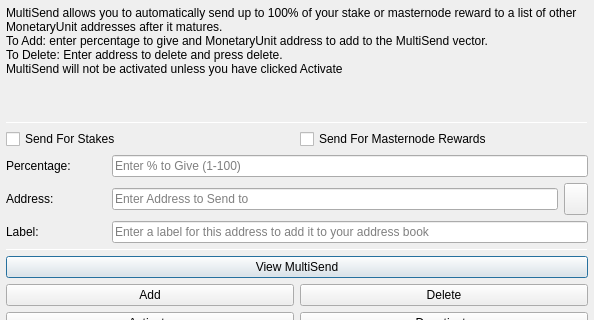
Old version of the form src/qt/forms/multisenddialog.ui in the repository theboldproject/BOLD; both pictures show x 0 to 594 and y 0 to 320 of the 594 by 526 pixel window.
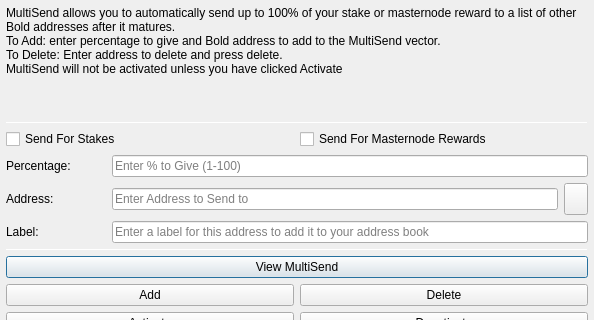
New version of the form. Icons and pictures are not drawn.

```diff
--- a/src/qt/forms/multisenddialog.ui
+++ b/src/qt/forms/multisenddialog.ui
@@ -37,8 +37,8 @@
         <number>1</number>
        </property>
        <property name="text">
-        <string>MultiSend allows you to automatically send up to 100% of your stake or masternode reward to a list of other MonetaryUnit addresses after it matures.
-To Add: enter percentage to give and MonetaryUnit address to add to the MultiSend vector.
+        <string>MultiSend allows you to automatically send up to 100% of your stake or masternode reward to a list of other Bold addresses after it matures.
+To Add: enter percentage to give and Bold address to add to the MultiSend vector.
 To Delete: Enter address to delete and press delete.
 MultiSend will not be activated unless you have clicked Activate</string>
        </property>
```
Left out of the diff: 4 changed lines with no effect on the pictures.
